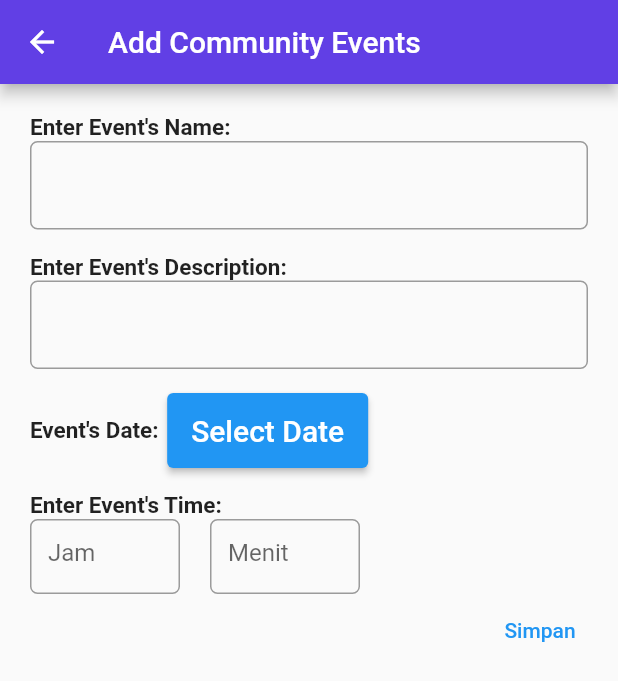
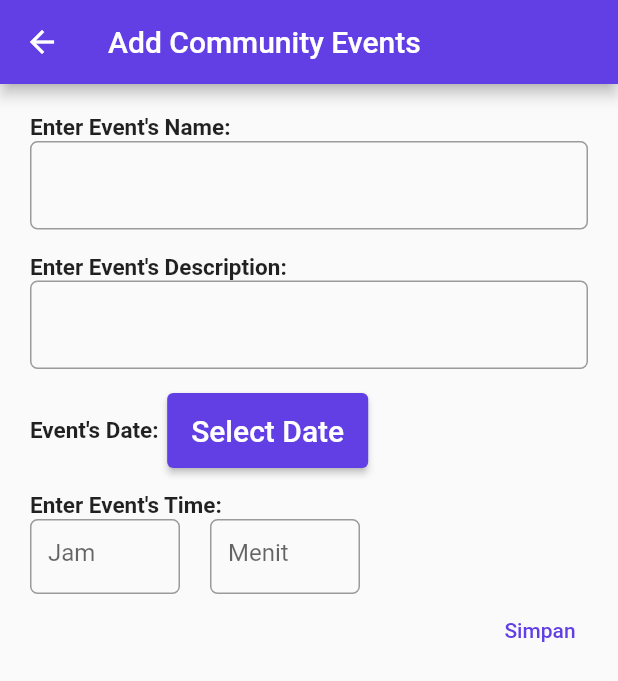
Before and after one commit to vwjaya32/RuOK-Flutter, a Flutter app: the EventForm screen opened directly, on a phone screen of 412 x 824 dp. Shown: the top 681 px of the screen. Run offline on Flutter 3.47's test engine with Material 2 defaults, Android fonts, the phone set to English and light mode, and no system bars; missing offline and left inert: pbp_django_auth.

Commit message:
Events DONE

```diff
--- a/ruok/lib/Events/pages/add_events_page.dart
+++ b/ruok/lib/Events/pages/add_events_page.dart
@@ -116,6 +116,7 @@ class _EventFormState extends State<EventForm> {
                     SizedBox(
                     height: 50,
                     child: ElevatedButton(
+                      style: ElevatedButton.styleFrom(primary: purple),
                     child: const Text('Select Date',
                     style: TextStyle(fontSize: 20),),
                     onPressed: () async {
@@ -205,7 +206,7 @@ class _EventFormState extends State<EventForm> {
                     mainAxisAlignment: MainAxisAlignment.end,
                     children: [
                      TextButton(
-                      child: const Text('Simpan'),
+                      child: const Text('Simpan', style: TextStyle(color: purple),),
                       onPressed: (){
                         if(_formKey.currentState!.validate()){
                           submit(context);
--- a/ruok/lib/Events/pages/events_page.dart
+++ b/ruok/lib/Events/pages/events_page.dart
@@ -45,13 +45,13 @@ class EventPageState extends State<EventPage> {
                         onPressed: () {
                         Navigator.push(context, MaterialPageRoute(builder: (context) => const EventList()));
                       },
-                      child: const Text('List Of Events')),
+                      child: const Text('List Of Events', style: TextStyle(color: purple),)),
                       Visibility(child: user.user.username != 'guest'
                       ? TextButton(
                         onPressed: () {
                         Navigator.push(context, MaterialPageRoute(builder: (context) => const EventForm()));
                       },
-                      child: const Text('Add Events'))
+                      child: const Text('Add Events', style: TextStyle(color: purple),))
                       : const Text(''))
                     ],)
                   ]),)
```
Also changed, not shown: ruok/lib/Events/pages/events_list.dart (+7 -5 lines).
